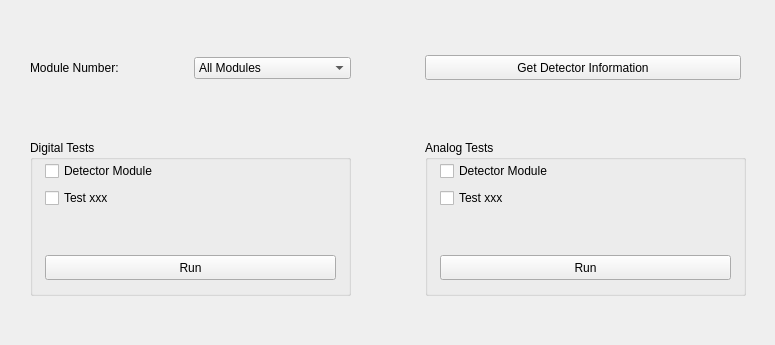
This is slsDetectorGui/forms/form_tab_debugging.ui in slsdetectorgroup/slsDetectorPackage as Qt 5 draws it before an edit. The edited form follows.
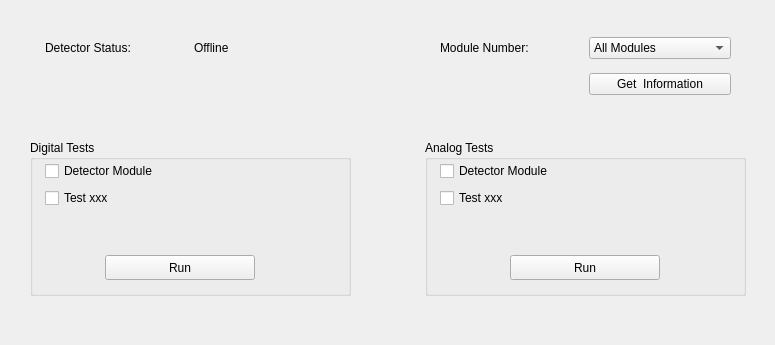
This is the edited form.

Diff of the .ui file:
```diff
--- a/slsDetectorGui/forms/form_tab_debugging.ui
+++ b/slsDetectorGui/forms/form_tab_debugging.ui
@@ -31,46 +31,6 @@
   <property name="windowTitle">
    <string>Form</string>
   </property>
-  <widget class="QWidget" name="horizontalLayoutWidget">
-   <property name="geometry">
-    <rect>
-     <x>30</x>
-     <y>50</y>
-     <width>321</width>
-     <height>36</height>
-    </rect>
-   </property>
-   <layout class="QHBoxLayout" name="horizontalLayout_2">
-    <item>
-     <widget class="QLabel" name="lblModule">
-      <property name="text">
-       <string>Module Number:</string>
-      </property>
-     </widget>
-    </item>
-    <item>
-     <widget class="QComboBox" name="comboModule">
-      <property name="sizePolicy">
-       <sizepolicy hsizetype="Preferred" vsizetype="Fixed">
-        <horstretch>0</horstretch>
-        <verstretch>0</verstretch>
-       </sizepolicy>
-      </property>
-      <property name="maximumSize">
-       <size>
-        <width>16777215</width>
-        <height>16777215</height>
-       </size>
-      </property>
-      <item>
-       <property name="text">
-        <string>All Modules</string>
-       </property>
-      </item>
-     </widget>
-    </item>
-   </layout>
-  </widget>
   <widget class="QGroupBox" name="groupBox">
    <property name="geometry">
     <rect>
@@ -112,30 +72,23 @@
    <widget class="QPushButton" name="btnDigital">
     <property name="geometry">
      <rect>
-      <x>15</x>
+      <x>75</x>
       <y>115</y>
-      <width>291</width>
+      <width>150</width>
       <height>25</height>
      </rect>
     </property>
+    <property name="sizePolicy">
+     <sizepolicy hsizetype="Fixed" vsizetype="Fixed">
+      <horstretch>0</horstretch>
+      <verstretch>0</verstretch>
+     </sizepolicy>
+    </property>
     <property name="text">
      <string>Run</string>
     </property>
    </widget>
   </widget>
-  <widget class="QPushButton" name="btnGetInfo">
-   <property name="geometry">
-    <rect>
-     <x>425</x>
-     <y>55</y>
-     <width>316</width>
-     <height>25</height>
-    </rect>
-   </property>
-   <property name="text">
-    <string>Get Detector Information</string>
-   </property>
-  </widget>
   <widget class="QGroupBox" name="groupBox_2">
    <property name="geometry">
     <rect>
@@ -177,17 +130,114 @@
    <widget class="QPushButton" name="btnAnalog">
     <property name="geometry">
      <rect>
-      <x>15</x>
+      <x>85</x>
       <y>115</y>
-      <width>291</width>
+      <width>150</width>
       <height>25</height>
      </rect>
     </property>
+    <property name="sizePolicy">
+     <sizepolicy hsizetype="Fixed" vsizetype="Fixed">
+      <horstretch>0</horstretch>
+      <verstretch>0</verstretch>
+     </sizepolicy>
+    </property>
     <property name="text">
      <string>Run</string>
     </property>
    </widget>
   </widget>
+  <widget class="QWidget" name="horizontalLayoutWidget_3">
+   <property name="geometry">
+    <rect>
+     <x>45</x>
+     <y>30</y>
+     <width>291</width>
+     <height>36</height>
+    </rect>
+   </property>
+   <layout class="QHBoxLayout" name="horizontalLayout_4">
+    <item>
+     <widget class="QLabel" name="lblModule_2">
+      <property name="text">
+       <string>Detector Status:</string>
+      </property>
+     </widget>
+    </item>
+    <item>
+     <widget class="QLabel" name="lblStatus">
+      <property name="text">
+       <string>Offline</string>
+      </property>
+     </widget>
+    </item>
+   </layout>
+  </widget>
+  <widget class="QWidget" name="gridLayoutWidget">
+   <property name="geometry">
+    <rect>
+     <x>440</x>
+     <y>29</y>
+     <width>291</width>
+     <height>76</height>
+    </rect>
+   </property>
+   <layout class="QGridLayout" name="gridLayout">
+    <item row="0" column="0">
+     <widget class="QLabel" name="lblModule">
+      <property name="text">
+       <string>Module Number:</string>
+      </property>
+     </widget>
+    </item>
+    <item row="0" column="1">
+     <widget class="QComboBox" name="comboModule">
+      <property name="sizePolicy">
+       <sizepolicy hsizetype="Preferred" vsizetype="Fixed">
+        <horstretch>0</horstretch>
+        <verstretch>0</verstretch>
+       </sizepolicy>
+      </property>
+      <property name="maximumSize">
+       <size>
+        <width>16777215</width>
+        <height>16777215</height>
+       </size>
+      </property>
+      <item>
+       <property name="text">
+        <string>All Modules</string>
+       </property>
+      </item>
+     </widget>
+    </item>
+    <item row="2" column="1">
+     <widget class="QPushButton" name="btnGetInfo">
+      <property name="sizePolicy">
+       <sizepolicy hsizetype="Maximum" vsizetype="Fixed">
+        <horstretch>0</horstretch>
+        <verstretch>0</verstretch>
+       </sizepolicy>
+      </property>
+      <property name="minimumSize">
+       <size>
+        <width>0</width>
+        <height>0</height>
+       </size>
+      </property>
+      <property name="maximumSize">
+       <size>
+        <width>150</width>
+        <height>16777215</height>
+       </size>
+      </property>
+      <property name="text">
+       <string>Get  Information</string>
+      </property>
+     </widget>
+    </item>
+   </layout>
+  </widget>
  </widget>
  <resources/>
  <connections/>
```
